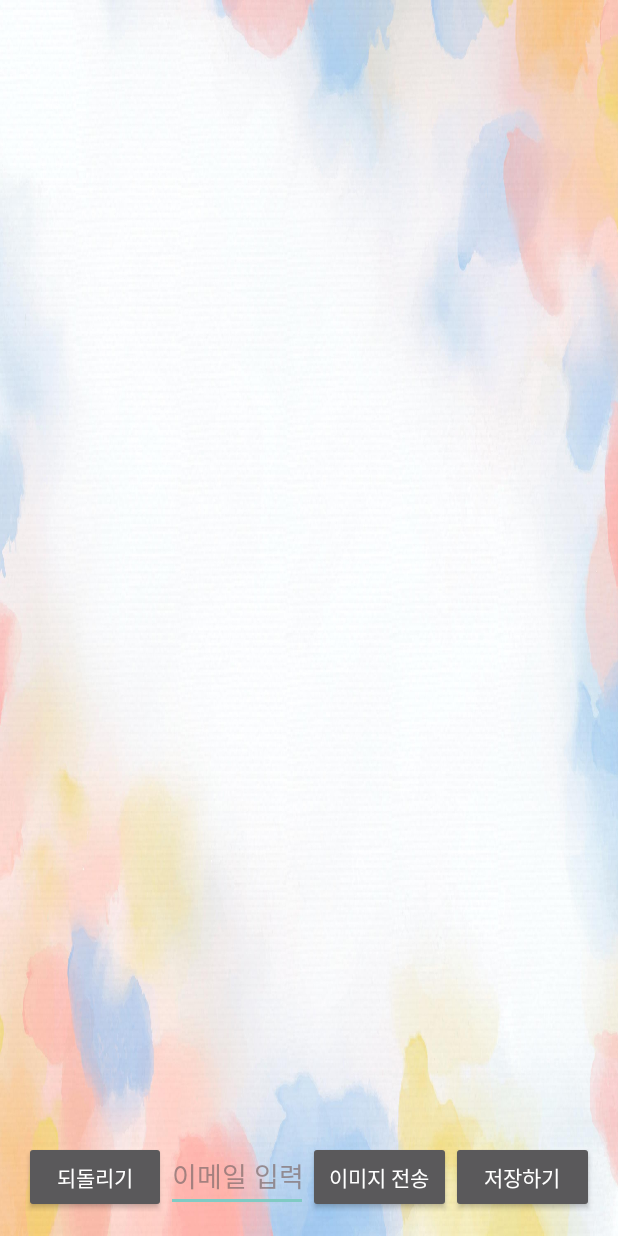
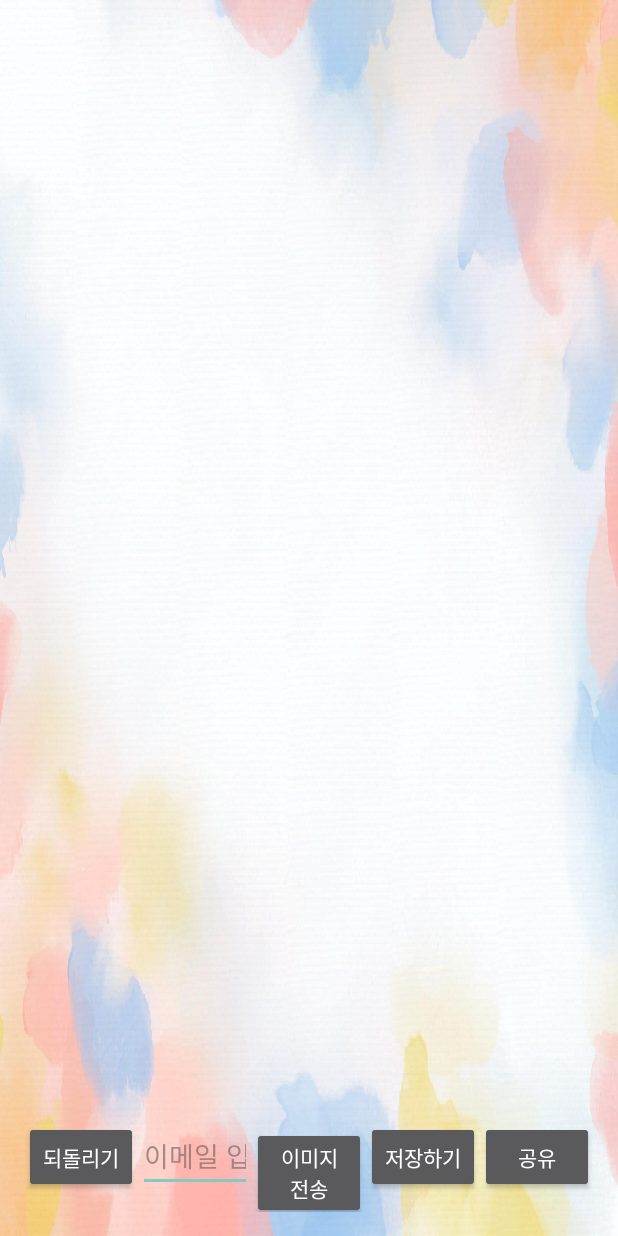
Before and after one commit to Guriguridang/BestPhoto, an Android app built with Jetpack Compose: the photo screen opened directly, with no data from a screen before it, on a phone screen of 412 x 824 dp. Run offline under Robolectric (Android 15) with nearby library versions, the phone set to English and light mode, and no system bars; libraries missing offline, so code that uses them is left out: org.opencv.android, org.opencv.core, org.opencv.imgproc, org.opencv.objdetect.

Commit message:
공유 기능(SNS) 추가

```diff
--- a/MyApplication1/app/src/main/res/layout/activity_photo.xml
+++ b/MyApplication1/app/src/main/res/layout/activity_photo.xml
@@ -62,6 +62,13 @@
             android:layout_height="wrap_content"
             android:layout_weight="1"
             android:text="저장하기" />
+
+        <Button
+            android:id="@+id/share"
+            android:layout_width="0dp"
+            android:layout_height="wrap_content"
+            android:layout_weight="1"
+            android:text="공유" />
     </LinearLayout>
 
 
--- a/MyApplication1/app/src/main/res/xml/file_path.xml
+++ b/MyApplication1/app/src/main/res/xml/file_paths.xml
@@ -4,12 +4,12 @@
     <!-- cache 라는 이름으로 실제캐시경로 생성-->
     <cache-path
         name="cache"
-        path="." />
+        path="/" />
 
     <!--Context.getFilesDir() 내부 저장소-->
     <files-path
         name="Capture"
-        path="." />
+        path="/" />
 
     <!--  Environment.getExternalStorageDirectory() 외부 저장소-->
     <external-path
```
Also changed, not shown: MyApplication1/app/src/main/AndroidManifest.xml (+18 -1 lines), MyApplication1/app/src/main/java/com/example/myapplication1/photo.java (+38 -0 lines).
